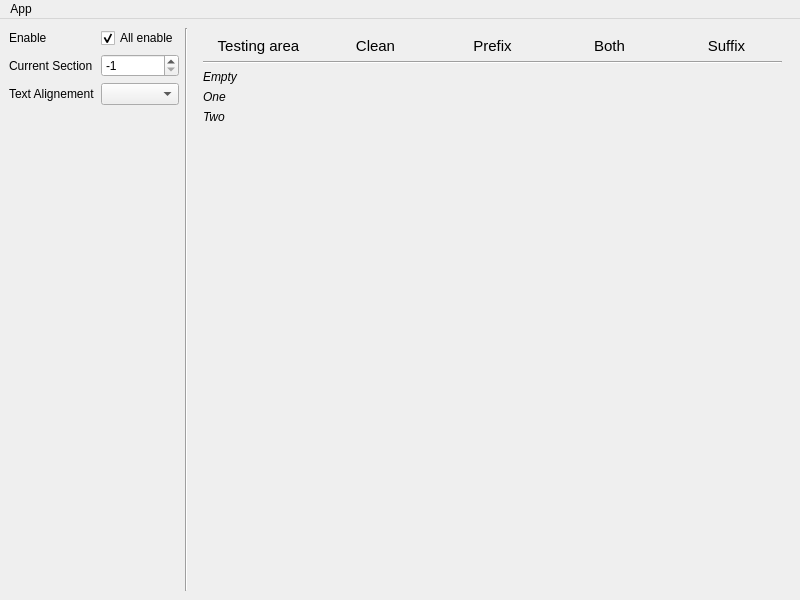
VaysseB/QtMultiSpinBox, file mainwindow.ui: the form before one commit.
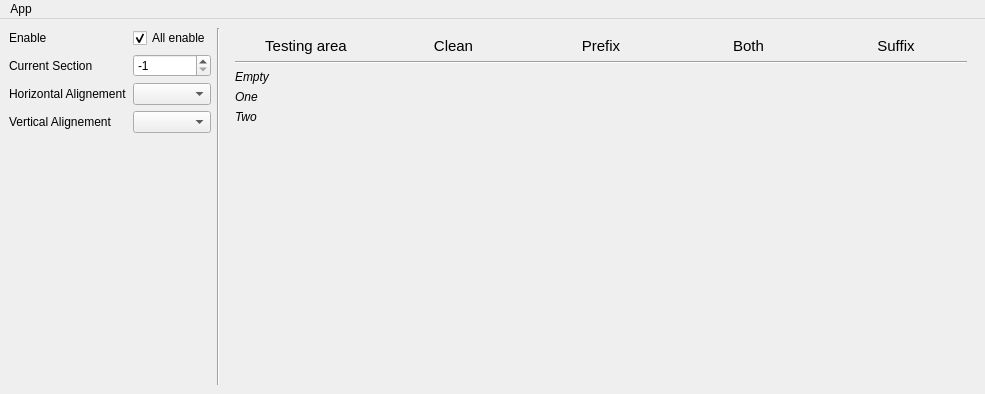
The form after the commit. Icons and pictures are not drawn. Custom widgets are drawn as their Qt base class.

Commit message: Split horizontal and vertical text align in Ui

Diff of the .ui file:
```diff
--- a/mainwindow.ui
+++ b/mainwindow.ui
@@ -6,8 +6,8 @@
    <rect>
     <x>0</x>
     <y>0</y>
-    <width>800</width>
-    <height>600</height>
+    <width>985</width>
+    <height>394</height>
    </rect>
   </property>
   <widget class="QWidget" name="centralwidget">
@@ -51,15 +51,25 @@
         </property>
        </widget>
       </item>
+      <item row="2" column="1">
+       <widget class="QComboBox" name="comboHTextAlign"/>
+      </item>
       <item row="2" column="0">
        <widget class="QLabel" name="label_10">
         <property name="text">
-         <string>Text Alignement</string>
+         <string>Horizontal Alignement</string>
         </property>
        </widget>
       </item>
-      <item row="2" column="1">
-       <widget class="QComboBox" name="comboTextAlign"/>
+      <item row="3" column="0">
+       <widget class="QLabel" name="label_13">
+        <property name="text">
+         <string>Vertical Alignement</string>
+        </property>
+       </widget>
+      </item>
+      <item row="3" column="1">
+       <widget class="QComboBox" name="comboVTextAlign"/>
       </item>
      </layout>
     </item>
@@ -305,7 +315,7 @@
     <rect>
      <x>0</x>
      <y>0</y>
-     <width>800</width>
+     <width>985</width>
      <height>27</height>
     </rect>
    </property>
```
The commit also changes 1 other file.
